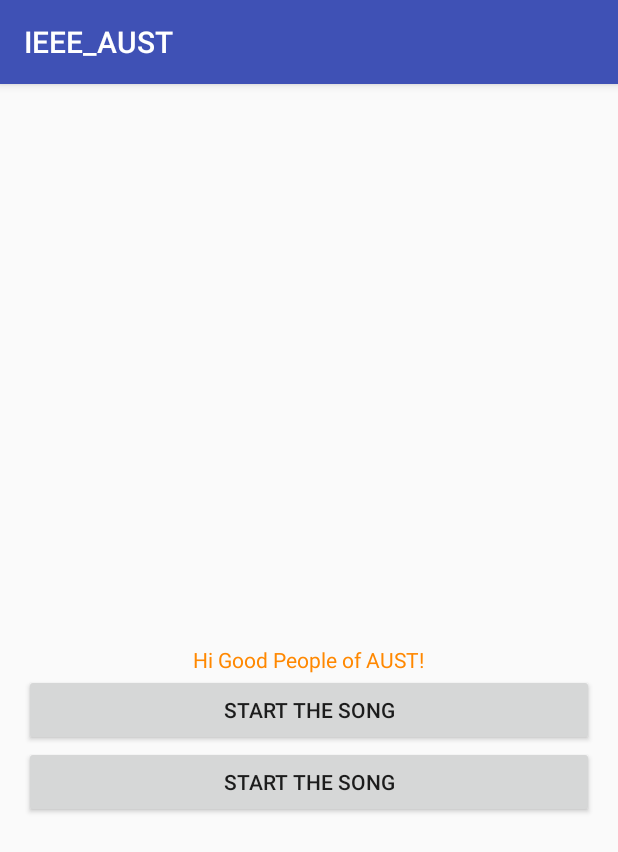
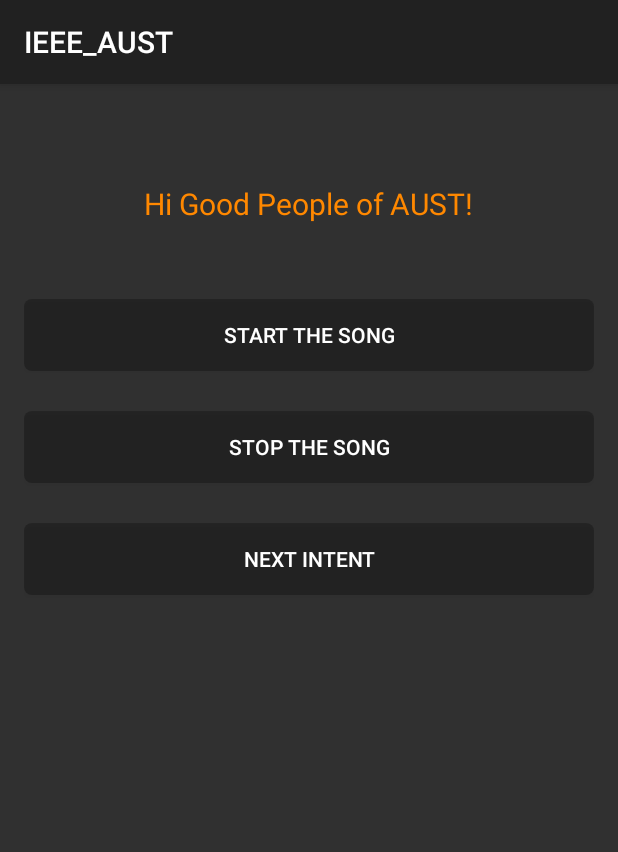
Before and after one commit to hridhoy87/IEEE_AUST, an Android app: the screen it shows after launch (StartingPoint), on a phone screen of 412 x 824 dp. Shown: the top 852 px of the screen. Run offline under Robolectric (Android 15) with nearby library versions, the light colour scheme and no system bars.

Commit message:
Added Theme

```diff
--- a/app/src/main/AndroidManifest.xml
+++ b/app/src/main/AndroidManifest.xml
@@ -1,6 +1,8 @@
 <?xml version="1.0" encoding="utf-8"?>
 <manifest xmlns:android="http://schemas.android.com/apk/res/android"
     package="com.hridoy.user.ieee_aust">
+
+    <uses-permission android:name="android.permission.INTERNET" />
 
     <application
         android:allowBackup="true"
@@ -15,6 +17,7 @@
                 <category android:name="android.intent.category.LAUNCHER" />
             </intent-filter>
         </activity>
+        <activity android:name=".MyOtherActivity"></activity>
     </application>
 
 </manifest>
--- a/app/src/main/java/com/hridoy/user/ieee_aust/StartingPoint.java
+++ b/app/src/main/java/com/hridoy/user/ieee_aust/StartingPoint.java
@@ -1,18 +1,24 @@
 package com.hridoy.user.ieee_aust;
 
+import android.app.Activity;
+import android.app.ActivityOptions;
+import android.content.Intent;
 import android.media.MediaPlayer;
 import android.support.v7.app.AppCompatActivity;
 import android.os.Bundle;
+import android.transition.Explode;
 import android.view.View;
+import android.view.Window;
 import android.widget.Button;
 
-public class StartingPoint extends AppCompatActivity {
+public class StartingPoint extends Activity {
 
     MediaPlayer creed;
-    Button start,stop;
+    Button start,stop,newActivity;
     @Override
     protected void onCreate(Bundle savedInstanceState) {
         super.onCreate(savedInstanceState);
+        getWindow().requestFeature(Window.FEATURE_ACTIVITY_TRANSITIONS);
         setContentView(R.layout.activity_starting_point);
         initialize();
         //playSong();
@@ -33,6 +39,23 @@ public class StartingPoint extends AppCompatActivity {
                 creed.release();
             }
         });
+        newActivity=(Button)findViewById(R.id.bNextIntent);
+        newActivity.setOnClickListener(new View.OnClickListener() {
+            @Override
+            public void onClick(View v) {
+                onSomeButtonClicked();
+            }
+        });
+    }
+
+    private void onSomeButtonClicked() {
+
+        getWindow().setExitTransition(new Explode());
+        Intent intent = new Intent(this, MyOtherActivity.class);
+        startActivity(intent,
+                ActivityOptions
+                        .makeSceneTransitionAnimation(this).toBundle());
+
     }
 
     private void playSong() {
@@ -43,7 +66,7 @@ public class StartingPoint extends AppCompatActivity {
     @Override
     protected void onPause() {
         super.onPause();
-        creed.pause();
+        creed.release();
     }
 
     @Override
@@ -52,4 +75,5 @@ public class StartingPoint extends AppCompatActivity {
         creed.release();
     }
     */
+
 }
--- /dev/null
+++ b/app/src/main/res/drawable/rect.xml
@@ -0,0 +1,7 @@
+<?xml version="1.0" encoding="utf-8"?>
+<!-- res/drawable/myrect.xml -->
+<shape xmlns:android="http://schemas.android.com/apk/res/android"
+    android:shape="rectangle">
+    <solid android:color="#42000000" />
+    <corners android:radius="5dp" />
+</shape>
--- a/app/src/main/res/layout/activity_starting_point.xml
+++ b/app/src/main/res/layout/activity_starting_point.xml
@@ -13,20 +13,41 @@
     <TextView
         android:layout_width="wrap_content"
         android:layout_height="wrap_content"
+        android:elevation="5dp"
+        android:shadowColor="#fff"
+        android:textSize="30px"
         android:text="@string/HiAUST"
         android:id="@+id/tvTitleSP"
-        android:layout_centerInParent="true"
+        android:layout_centerHorizontal="true"
+        android:layout_marginTop="50dp"
+        android:layout_marginBottom="50dp"
         android:textColor="@android:color/holo_orange_dark"/>
     <Button
         android:layout_width="match_parent"
         android:layout_height="wrap_content"
+        android:elevation="9dp"
+        android:background="@drawable/rect"
         android:id="@+id/bStartSong"
         android:text="@string/start_the_song"
         android:layout_below="@+id/tvTitleSP"/>
-<Button
+    <Button
         android:layout_width="match_parent"
         android:layout_height="wrap_content"
+        android:elevation="9dp"
+        android:background="@drawable/rect"
         android:id="@+id/bStopSong"
-        android:text="@string/start_the_song"
+        android:text="@string/stop_the_song"
+        android:layout_marginTop="40px"
         android:layout_below="@+id/bStartSong"/>
+
+    <Button
+        android:layout_width="match_parent"
+        android:layout_height="wrap_content"
+        android:elevation="9dp"
+        android:background="@drawable/rect"
+        android:id="@+id/bNextIntent"
+        android:text="Next Intent"
+        android:layout_marginTop="40px"
+        android:layout_below="@+id/bStopSong"/>
+
 </RelativeLayout>
--- a/app/src/main/res/values/strings.xml
+++ b/app/src/main/res/values/strings.xml
@@ -1,5 +1,6 @@
 <resources>
     <string name="app_name">IEEE_AUST</string>
     <string name="start_the_song">Start The Song</string>
+    <string name="stop_the_song">Stop The Song</string>
     <string name="HiAUST">Hi Good People of AUST!</string>
 </resources>
--- a/app/src/main/res/values/styles.xml
+++ b/app/src/main/res/values/styles.xml
@@ -1,11 +1,13 @@
 <resources>
 
     <!-- Base application theme. -->
-    <style name="AppTheme" parent="Theme.AppCompat.Light.DarkActionBar">
-        <!-- Customize your theme here. -->
-        <item name="colorPrimary">@color/colorPrimary</item>
-        <item name="colorPrimaryDark">@color/colorPrimaryDark</item>
-        <item name="colorAccent">@color/colorAccent</item>
+    <!-- your theme inherits from the material theme -->
+    <style name="AppTheme" parent="android:Theme.Material">
+    <!-- theme customizations -->
+    <!-- Customize your theme here. -->
+        <item name="colorPrimary">#000</item>
+        <item name="colorPrimaryDark">#c21d1111</item>
+        <item name="colorAccent">#c6897929</item>
     </style>
 
 </resources>
```
Also changed, not shown: app/build.gradle (+14 -1 lines), app/src/main/java/com/hridoy/user/ieee_aust/MyOtherActivity.java (added, +23 -0 lines), app/src/main/res/layout/activity_my_other.xml (added, +20 -0 lines).
